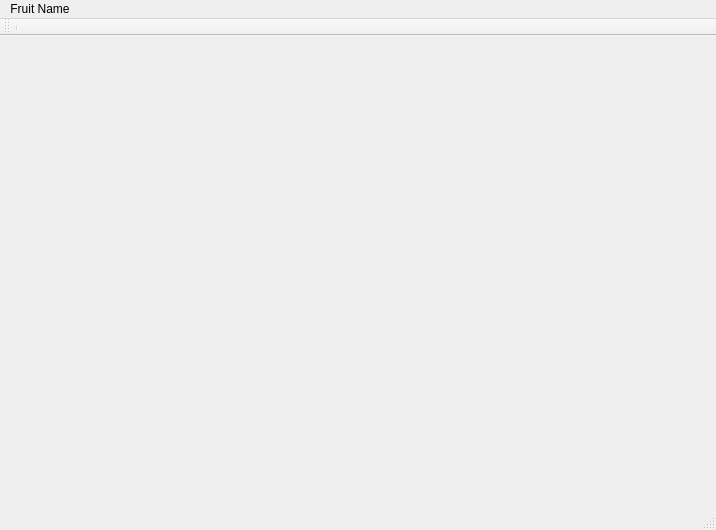
Qt form drc/DRCClient.ui (lansdon/cpts483_drc) before a commit.
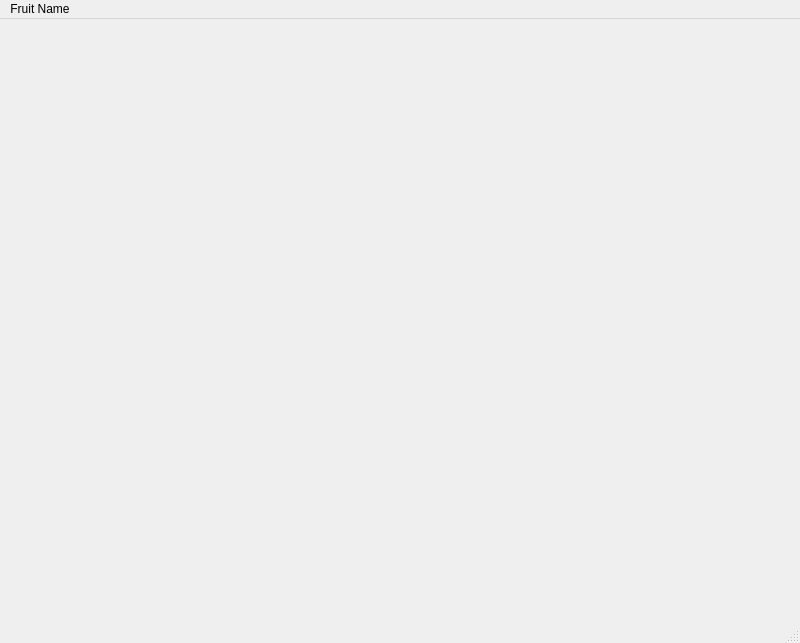
The same form after that commit.

Commit message: Wraps existing views in layouts so they automatically adjust size based on parent window. Sets main window to be maximized on launch.

The edit to the form file:
```diff
--- a/drc/DRCClient.ui
+++ b/drc/DRCClient.ui
@@ -6,12 +6,12 @@
    <rect>
     <x>0</x>
     <y>0</y>
-    <width>716</width>
-    <height>530</height>
+    <width>800</width>
+    <height>643</height>
    </rect>
   </property>
   <property name="sizePolicy">
-   <sizepolicy hsizetype="Expanding" vsizetype="Expanding">
+   <sizepolicy hsizetype="Maximum" vsizetype="Maximum">
     <horstretch>0</horstretch>
     <verstretch>0</verstretch>
    </sizepolicy>
@@ -19,14 +19,39 @@
   <property name="windowTitle">
    <string>MainWindow</string>
   </property>
-  <widget class="QWidget" name="centralWidget"/>
+  <widget class="QWidget" name="centralWidget">
+   <property name="sizePolicy">
+    <sizepolicy hsizetype="Maximum" vsizetype="Maximum">
+     <horstretch>0</horstretch>
+     <verstretch>0</verstretch>
+    </sizepolicy>
+   </property>
+   <property name="minimumSize">
+    <size>
+     <width>800</width>
+     <height>600</height>
+    </size>
+   </property>
+   <layout class="QFormLayout" name="formLayout">
+    <item row="0" column="0">
+     <widget class="QWidget" name="widget" native="true">
+      <property name="minimumSize">
+       <size>
+        <width>800</width>
+        <height>600</height>
+       </size>
+      </property>
+     </widget>
+    </item>
+   </layout>
+  </widget>
   <widget class="QMenuBar" name="menuBar">
    <property name="geometry">
     <rect>
      <x>0</x>
      <y>0</y>
-     <width>716</width>
-     <height>21</height>
+     <width>800</width>
+     <height>22</height>
     </rect>
    </property>
    <widget class="QMenu" name="menuFruit_Name">
@@ -36,15 +61,6 @@
    </widget>
    <addaction name="menuFruit_Name"/>
   </widget>
-  <widget class="QToolBar" name="mainToolBar">
-   <attribute name="toolBarArea">
-    <enum>TopToolBarArea</enum>
-   </attribute>
-   <attribute name="toolBarBreak">
-    <bool>true</bool>
-   </attribute>
-   <addaction name="separator"/>
-  </widget>
   <widget class="QStatusBar" name="statusBar"/>
  </widget>
  <layoutdefault spacing="6" margin="11"/>
```
The commit also changes 8 other files.
